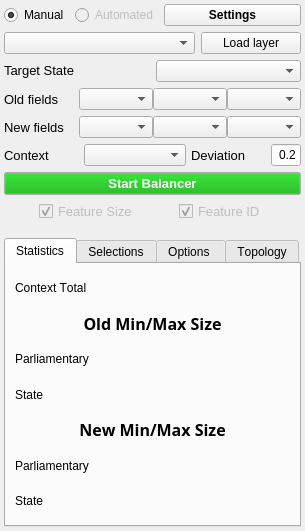
Old version of the form ui_delimitationtoolbox_dock.ui in the repository seanclaude/Redistricting.
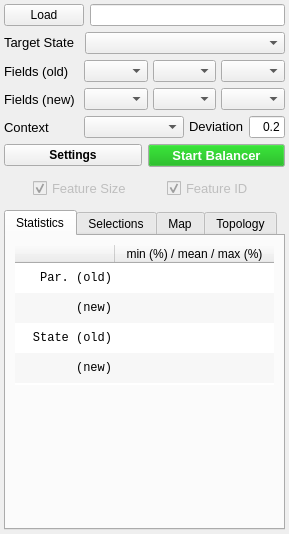
New version of the form.

Commit message: - prevent the rebalancer from stopping everytime layers are added or removed from the canvas - interface improvements - added feature (DM) id if one exists to the labels - enforce read-only on old map fields - disconnect signals properly to prevent crashes - don't maintain pointer to canvas in plugin

Patch:
```diff
--- a/ui_delimitationtoolbox_dock.ui
+++ b/ui_delimitationtoolbox_dock.ui
@@ -6,8 +6,8 @@
    <rect>
     <x>0</x>
     <y>0</y>
-    <width>305</width>
-    <height>531</height>
+    <width>289</width>
+    <height>534</height>
    </rect>
   </property>
   <property name="sizePolicy">
@@ -56,12 +56,6 @@
       <property name="frameShape">
        <enum>QFrame::NoFrame</enum>
       </property>
-      <property name="frameShadow">
-       <enum>QFrame::Plain</enum>
-      </property>
-      <property name="lineWidth">
-       <number>0</number>
-      </property>
       <property name="widgetResizable">
        <bool>true</bool>
       </property>
@@ -70,84 +64,36 @@
         <rect>
          <x>0</x>
          <y>0</y>
-         <width>297</width>
-         <height>503</height>
+         <width>281</width>
+         <height>506</height>
         </rect>
        </property>
        <layout class="QVBoxLayout" name="verticalLayout">
         <property name="margin">
          <number>0</number>
         </property>
-        <item>
-         <layout class="QHBoxLayout" name="horizontalLayout_14">
-          <item>
-           <widget class="QRadioButton" name="rb_manual">
-            <property name="sizePolicy">
-             <sizepolicy hsizetype="Fixed" vsizetype="Fixed">
-              <horstretch>0</horstretch>
-              <verstretch>0</verstretch>
-             </sizepolicy>
-            </property>
-            <property name="text">
-             <string>Manual</string>
-            </property>
-            <property name="checked">
-             <bool>true</bool>
-            </property>
-           </widget>
-          </item>
-          <item>
-           <widget class="QRadioButton" name="rb_automated">
-            <property name="enabled">
-             <bool>false</bool>
-            </property>
-            <property name="sizePolicy">
-             <sizepolicy hsizetype="Fixed" vsizetype="Fixed">
-              <horstretch>0</horstretch>
-              <verstretch>0</verstretch>
-             </sizepolicy>
-            </property>
-            <property name="text">
-             <string>Automated</string>
-            </property>
-           </widget>
-          </item>
-          <item>
-           <widget class="QPushButton" name="btEditConfig">
-            <property name="sizePolicy">
-             <sizepolicy hsizetype="Minimum" vsizetype="Fixed">
-              <horstretch>0</horstretch>
-              <verstretch>0</verstretch>
-             </sizepolicy>
-            </property>
-            <property name="font">
-             <font>
-              <weight>75</weight>
-              <bold>true</bold>
-             </font>
-            </property>
-            <property name="text">
-             <string>Settings</string>
-            </property>
-           </widget>
-          </item>
-         </layout>
-        </item>
         <item>
          <layout class="QHBoxLayout" name="horizontalLayout_13">
-          <item>
-           <widget class="QComboBox" name="selector_layers"/>
-          </item>
           <item>
            <widget class="QPushButton" name="btLoadLayer">
-            <property name="maximumSize">
-             <size>
-              <width>100</width>
-              <height>16777215</height>
-             </size>
-            </property>
             <property name="text">
-             <string>Load layer</string>
+             <string>Load</string>
+            </property>
+           </widget>
+          </item>
+          <item>
+           <widget class="QLineEdit" name="tbLayer">
+            <property name="cursor">
+             <cursorShape>ArrowCursor</cursorShape>
+            </property>
+            <property name="focusPolicy">
+             <enum>Qt::StrongFocus</enum>
+            </property>
+            <property name="readOnly">
+             <bool>true</bool>
+            </property>
+            <property name="placeholderText">
+             <string/>
             </property>
            </widget>
           </item>
@@ -171,7 +117,7 @@
             </property>
             <property name="minimumSize">
              <size>
-              <width>0</width>
+              <width>75</width>
               <height>0</height>
              </size>
             </property>
@@ -194,7 +140,7 @@
           <item>
            <widget class="QComboBox" name="selector_target_state">
             <property name="sizePolicy">
-             <sizepolicy hsizetype="Preferred" vsizetype="Maximum">
+             <sizepolicy hsizetype="Expanding" vsizetype="Preferred">
               <horstretch>0</horstretch>
               <verstretch>0</verstretch>
              </sizepolicy>
@@ -209,7 +155,7 @@
         <item>
          <layout class="QHBoxLayout" name="horizontalLayout_10">
           <property name="spacing">
-           <number>0</number>
+           <number>5</number>
           </property>
           <item>
            <widget class="QLabel" name="label_5">
@@ -237,7 +183,7 @@
              </font>
             </property>
             <property name="text">
-             <string>Old fields</string>
+             <string>Fields (old)</string>
             </property>
            </widget>
           </item>
@@ -280,19 +226,26 @@
            </widget>
           </item>
           <item>
-           <widget class="QComboBox" name="selector_polling_old"/>
+           <widget class="QComboBox" name="selector_polling_old">
+            <property name="minimumSize">
+             <size>
+              <width>50</width>
+              <height>0</height>
+             </size>
+            </property>
+           </widget>
           </item>
          </layout>
         </item>
         <item>
          <layout class="QHBoxLayout" name="horizontalLayout_9">
           <property name="spacing">
-           <number>0</number>
+           <number>5</number>
           </property>
           <item>
            <widget class="QLabel" name="label_7">
             <property name="sizePolicy">
-             <sizepolicy hsizetype="Fixed" vsizetype="Preferred">
+             <sizepolicy hsizetype="Preferred" vsizetype="Preferred">
               <horstretch>0</horstretch>
               <verstretch>0</verstretch>
              </sizepolicy>
@@ -315,7 +268,7 @@
              </font>
             </property>
             <property name="text">
-             <string>New fields</string>
+             <string>Fields (new)</string>
             </property>
            </widget>
           </item>
@@ -386,7 +339,7 @@
           <item>
            <widget class="QLabel" name="label_10">
             <property name="sizePolicy">
-             <sizepolicy hsizetype="Fixed" vsizetype="Preferred">
+             <sizepolicy hsizetype="Preferred" vsizetype="Preferred">
               <horstretch>0</horstretch>
               <verstretch>0</verstretch>
              </sizepolicy>
@@ -399,7 +352,7 @@
             </property>
             <property name="maximumSize">
              <size>
-              <width>75</width>
+              <width>16777215</width>
               <height>16777215</height>
              </size>
             </property>
@@ -450,20 +403,20 @@
           <item>
            <widget class="QLabel" name="label_12">
             <property name="sizePolicy">
-             <sizepolicy hsizetype="Fixed" vsizetype="Preferred">
+             <sizepolicy hsizetype="Preferred" vsizetype="Fixed">
               <horstretch>0</horstretch>
               <verstretch>0</verstretch>
              </sizepolicy>
             </property>
             <property name="minimumSize">
              <size>
-              <width>75</width>
+              <width>0</width>
               <height>0</height>
              </size>
             </property>
             <property name="maximumSize">
              <size>
-              <width>75</width>
+              <width>16777215</width>
               <height>16777215</height>
              </size>
             </property>
@@ -493,7 +446,7 @@
             </property>
             <property name="maximumSize">
              <size>
-              <width>30</width>
+              <width>16777215</width>
               <height>16777215</height>
              </size>
             </property>
@@ -512,6 +465,28 @@
         </item>
         <item>
          <layout class="QHBoxLayout" name="horizontalLayout_26">
+          <item>
+           <widget class="QPushButton" name="btEditConfig">
+            <property name="sizePolicy">
+             <sizepolicy hsizetype="Minimum" vsizetype="Fixed">
+              <horstretch>0</horstretch>
+              <verstretch>0</verstretch>
+             </sizepolicy>
+            </property>
+            <property name="font">
+             <font>
+              <weight>75</weight>
+              <bold>true</bold>
+             </font>
+            </property>
+            <property name="focusPolicy">
+             <enum>Qt::StrongFocus</enum>
+            </property>
+            <property name="text">
+             <string>Settings</string>
+            </property>
+           </widget>
+          </item>
           <item>
            <widget class="QPushButton" name="btRebalance">
             <property name="enabled">
@@ -604,10 +579,10 @@
         <item>
          <layout class="QHBoxLayout" name="horizontalLayout_22">
           <property name="topMargin">
-           <number>0</number>
+           <number>5</number>
           </property>
           <property name="bottomMargin">
-           <number>10</number>
+           <number>5</number>
           </property>
           <item>
            <widget class="QCheckBox" name="cb_label">
@@ -664,14 +639,6 @@
         </item>
         <item>
          <widget class="QTabWidget" name="tab_rebalance">
-          <property name="font">
-           <font>
-            <kerning>false</kerning>
-           </font>
-          </property>
-          <property name="styleSheet">
-           <string notr="true"/>
-          </property>
           <property name="currentIndex">
            <number>0</number>
           </property>
@@ -681,226 +648,261 @@
            </attribute>
            <layout class="QVBoxLayout" name="verticalLayout_3">
             <item>
-             <layout class="QHBoxLayout" name="horizontalLayout_32">
-              <item>
-               <widget class="QLabel" name="label_3">
-                <property name="text">
-                 <string>Context Total</string>
-                </property>
-               </widget>
-              </item>
-              <item>
-               <widget class="QLabel" name="label_total_voters">
-                <property name="text">
-                 <string/>
-                </property>
-                <property name="alignment">
-                 <set>Qt::AlignCenter</set>
-                </property>
-                <property name="textInteractionFlags">
-                 <set>Qt::LinksAccessibleByMouse|Qt::TextSelectableByMouse</set>
-                </property>
-               </widget>
-              </item>
-             </layout>
-            </item>
-            <item>
-             <widget class="QLabel" name="label_15">
-              <property name="font">
-               <font>
-                <family>Helvetica World</family>
-                <pointsize>12</pointsize>
-                <weight>75</weight>
-                <bold>true</bold>
-               </font>
+             <widget class="QTableWidget" name="tableStatistics">
+              <property name="maximumSize">
+               <size>
+                <width>16777215</width>
+                <height>140</height>
+               </size>
               </property>
               <property name="frameShape">
-               <enum>QFrame::Box</enum>
+               <enum>QFrame::NoFrame</enum>
               </property>
-              <property name="lineWidth">
-               <number>0</number>
+              <property name="frameShadow">
+               <enum>QFrame::Plain</enum>
               </property>
-              <property name="text">
-               <string>Old Min/Max Size</string>
+              <property name="verticalScrollBarPolicy">
+               <enum>Qt::ScrollBarAlwaysOff</enum>
               </property>
-              <property name="textFormat">
-               <enum>Qt::RichText</enum>
+              <property name="horizontalScrollBarPolicy">
+               <enum>Qt::ScrollBarAlwaysOff</enum>
               </property>
-              <property name="alignment">
-               <set>Qt::AlignCenter</set>
+              <property name="autoScroll">
+               <bool>false</bool>
               </property>
-             </widget>
-            </item>
-            <item>
-             <layout class="QHBoxLayout" name="horizontalLayout_23">
-              <item>
-               <widget class="QLabel" name="label_18">
-                <property name="text">
-                 <string>Parliamentary</string>
-                </property>
-                <property name="alignment">
-                 <set>Qt::AlignLeading|Qt::AlignLeft|Qt::AlignVCenter</set>
-                </property>
-               </widget>
-              </item>
-              <item>
-               <widget class="QLabel" name="label_par_range_old">
-                <property name="font">
-                 <font>
-                  <pointsize>12</pointsize>
-                 </font>
-                </property>
-                <property name="text">
-                 <string/>
-                </property>
-                <property name="alignment">
-                 <set>Qt::AlignCenter</set>
-                </property>
-               </widget>
-              </item>
-             </layout>
-            </item>
-            <item>
-             <layout class="QHBoxLayout" name="horizontalLayout_27">
-              <item>
-               <widget class="QLabel" name="label_21">
-                <property name="sizePolicy">
-                 <sizepolicy hsizetype="Preferred" vsizetype="Preferred">
-                  <horstretch>0</horstretch>
-                  <verstretch>0</verstretch>
-                 </sizepolicy>
-                </property>
-                <property name="minimumSize">
-                 <size>
-                  <width>0</width>
-                  <height>0</height>
-                 </size>
-                </property>
-                <property name="maximumSize">
-                 <size>
-                  <width>16777215</width>
-                  <height>16777215</height>
-                 </size>
-                </property>
-                <property name="text">
-                 <string>State</string>
-                </property>
-               </widget>
-              </item>
-              <item>
-               <widget class="QLabel" name="label_state_range_old">
-                <property name="font">
-                 <font>
-                  <pointsize>12</pointsize>
-                 </font>
-                </property>
-                <property name="text">
-                 <string/>
-                </property>
-                <property name="alignment">
-                 <set>Qt::AlignCenter</set>
-                </property>
-               </widget>
-              </item>
-             </layout>
-            </item>
-            <item>
-             <widget class="QLabel" name="label_16">
-              <property name="font">
-               <font>
-                <family>Helvetica World</family>
-                <pointsize>12</pointsize>
-                <weight>75</weight>
-                <bold>true</bold>
-               </font>
+              <property name="editTriggers">
+               <set>QAbstractItemView::NoEditTriggers</set>
               </property>
-              <property name="frameShape">
-               <enum>QFrame::Box</enum>
+              <property name="tabKeyNavigation">
+               <bool>false</bool>
               </property>
-              <property name="lineWidth">
-               <number>0</number>
+              <property name="showDropIndicator" stdset="0">
+               <bool>false</bool>
               </property>
-              <property name="text">
-               <string>New Min/Max Size</string>
+              <property name="dragDropOverwriteMode">
+               <bool>false</bool>
               </property>
-              <property name="textFormat">
-               <enum>Qt::RichText</enum>
+              <property name="alternatingRowColors">
+               <bool>true</bool>
               </property>
-              <property name="alignment">
-               <set>Qt::AlignCenter</set>
+              <property name="showGrid">
+               <bool>false</bool>
               </property>
+              <property name="gridStyle">
+               <enum>Qt::NoPen</enum>
+              </property>
+              <property name="wordWrap">
+               <bool>false</bool>
+              </property>
+              <attribute name="horizontalHeaderVisible">
+               <bool>true</bool>
+              </attribute>
+              <attribute name="horizontalHeaderCascadingSectionResizes">
+               <bool>true</bool>
+              </attribute>
+              <attribute name="horizontalHeaderHighlightSections">
+               <bool>false</bool>
+              </attribute>
+              <attribute name="horizontalHeaderStretchLastSection">
+               <bool>true</bool>
+              </attribute>
+              <attribute name="verticalHeaderVisible">
+               <bool>false</bool>
+              </attribute>
+              <row>
+               <property name="text">
+                <string>parold</string>
+               </property>
+               <property name="font">
+                <font>
+                 <family>Consolas</family>
+                </font>
+               </property>
+               <property name="textAlignment">
+                <set>AlignRight|AlignVCenter</set>
+               </property>
+              </row>
+              <row>
+               <property name="text">
+                <string>parnew</string>
+               </property>
+               <property name="font">
+                <font>
+                 <family>Consolas</family>
+                </font>
+               </property>
+               <property name="textAlignment">
+                <set>AlignRight|AlignVCenter</set>
+               </property>
+              </row>
+              <row>
+               <property name="text">
+                <string>dunold</string>
+               </property>
+               <property name="font">
+                <font>
+                 <family>Consolas</family>
+                </font>
+               </property>
+               <property name="textAlignment">
+                <set>AlignRight|AlignVCenter</set>
+               </property>
+              </row>
+              <row>
+               <property name="text">
+                <string>dunnew</string>
+               </property>
+               <property name="font">
+                <font>
+                 <family>Consolas</family>
+                </font>
+               </property>
+               <property name="textAlignment">
+                <set>AlignRight|AlignVCenter</set>
+               </property>
+              </row>
+              <column>
+               <property name="text">
+                <string/>
+               </property>
+               <property name="font">
+                <font>
+                 <family>Consolas</family>
+                 <kerning>false</kerning>
+                </font>
+               </property>
+               <property name="textAlignment">
+                <set>AlignRight|AlignVCenter</set>
+               </property>
+              </column>
+              <column>
+               <property name="text">
+                <string>min (%) / mean / max (%)</string>
+               </property>
+               <property name="textAlignment">
+                <set>AlignHCenter|AlignVCenter|AlignCenter</set>
+               </property>
+              </column>
+              <item row="0" column="0">
+               <property name="text">
+                <string>Par. (old)</string>
+               </property>
+               <property name="font">
+                <font>
+                 <family>Consolas</family>
+                 <kerning>false</kerning>
+                </font>
+               </property>
+               <property name="textAlignment">
+                <set>AlignRight|AlignVCenter</set>
+               </property>
+               <property name="flags">
+                <set>ItemIsUserCheckable|ItemIsEnabled</set>
+               </property>
+              </item>
+              <item row="1" column="0">
+               <property name="text">
+                <string>(new)</string>
+               </property>
+               <property name="font">
+                <font>
+                 <family>Consolas</family>
+                 <kerning>false</kerning>
+                </font>
+               </property>
+               <property name="textAlignment">
+                <set>AlignRight|AlignVCenter</set>
+               </property>
+               <property name="flags">
+                <set>ItemIsUserCheckable|ItemIsEnabled</set>
+               </property>
+              </item>
+              <item row="2" column="0">
+               <property name="text">
+                <string>State (old)</string>
+               </property>
+               <property name="font">
+                <font>
+                 <family>Consolas</family>
+                 <kerning>false</kerning>
+                </font>
+               </property>
+               <property name="textAlignment">
+                <set>AlignRight|AlignVCenter</set>
+               </property>
+               <property name="flags">
+                <set>ItemIsUserCheckable|ItemIsEnabled</set>
+               </property>
+              </item>
+              <item row="3" column="0">
+               <property name="text">
+                <string> (new)</string>
+               </property>
+               <property name="font">
+                <font>
+                 <family>Consolas</family>
+                 <kerning>false</kerning>
+                </font>
+               </property>
+               <property name="textAlignment">
+                <set>AlignRight|AlignVCenter</set>
+               </property>
+               <property name="flags">
+                <set>ItemIsUserCheckable|ItemIsEnabled</set>
+               </property>
+              </item>
              </widget>
             </item>
             <item>
              <layout class="QHBoxLayout" name="horizontalLayout_17">
               <item>
-               <widget class="QLabel" name="label">
-                <property name="text">
-                 <string>Parliamentary</string>
-                </property>
-               </widget>
-              </item>
-              <item>
-               <widget class="QLabel" name="label_par_range_new">
+               <widget class="QLabel" name="label_context_label">
                 <property name="font">
                  <font>
-                  <pointsize>12</pointsize>
+                  <weight>75</weight>
+                  <bold>true</bold>
                  </font>
                 </property>
+                <property name="styleSheet">
+                 <string notr="true">font-weight:bold</string>
+                </property>
                 <property name="text">
                  <string/>
                 </property>
-                <property name="alignment">
-                 <set>Qt::AlignCenter</set>
-                </property>
                </widget>
               </item>
-             </layout>
-            </item>
-            <item>
-             <layout class="QHBoxLayout" name="horizontalLayout_3">
               <item>
-               <widget class="QLabel" name="label_8">
-                <property name="sizePolicy">
-                 <sizepolicy hsizetype="Preferred" vsizetype="Preferred">
-                  <horstretch>0</horstretch>
-                  <verstretch>0</verstretch>
-                 </sizepolicy>
-                </property>
-                <property name="minimumSize">
-                 <size>
-                  <width>0</width>
-                  <height>0</height>
-                 </size>
-                </property>
-                <property name="maximumSize">
-                 <size>
-                  <width>16777215</width>
-                  <height>16777215</height>
-                 </size>
-                </property>
-                <property name="text">
-                 <string>State</string>
-                </property>
-               </widget>
-              </item>
-              <item>
-               <widget class="QLabel" name="label_state_range_new">
+               <widget class="QLabel" name="label_context_total">
                 <property name="font">
                  <font>
-                  <pointsize>12</pointsize>
+                  <pointsize>9</pointsize>
+                  <weight>75</weight>
+                  <bold>true</bold>
                  </font>
                 </property>
                 <property name="text">
                  <string/>
                 </property>
                 <property name="alignment">
-                 <set>Qt::AlignCenter</set>
+                 <set>Qt::AlignRight|Qt::AlignTrailing|Qt::AlignVCenter</set>
                 </property>
                </widget>
               </item>
              </layout>
             </item>
+            <item>
+             <spacer name="verticalSpacer">
+              <property name="orientation">
+               <enum>Qt::Vertical</enum>
+              </property>
+              <property name="sizeHint" stdset="0">
+               <size>
+                <width>20</width>
+                <height>40</height>
+               </size>
+              </property>
+             </spacer>
+            </item>
            </layout>
           </widget>
           <widget class="QWidget" name="tab_select">
@@ -1346,7 +1348,7 @@
           </widget>
           <widget class="QWidget" name="tab_map">
            <attribute name="title">
-            <string>Options </string>
+            <string>Map</string>
            </attribute>
            <layout class="QVBoxLayout" name="verticalLayout_4">
             <item>
```
Left out of the diff: 268 changed lines with no effect on the pictures. The commit also changes 6 other files.
